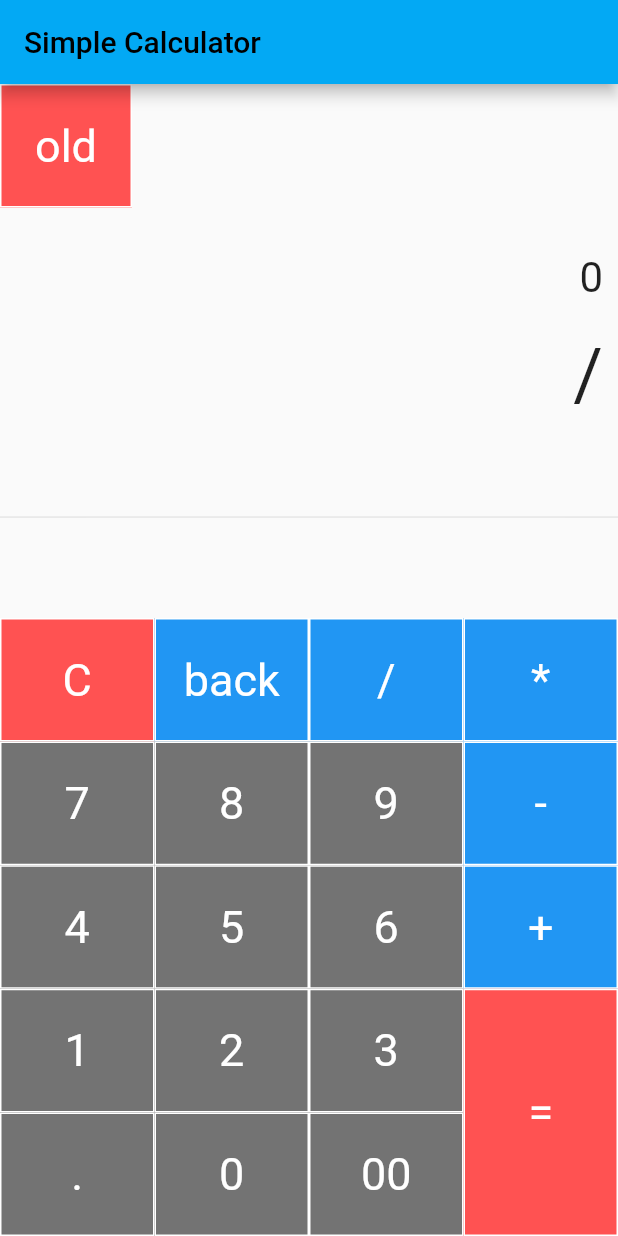
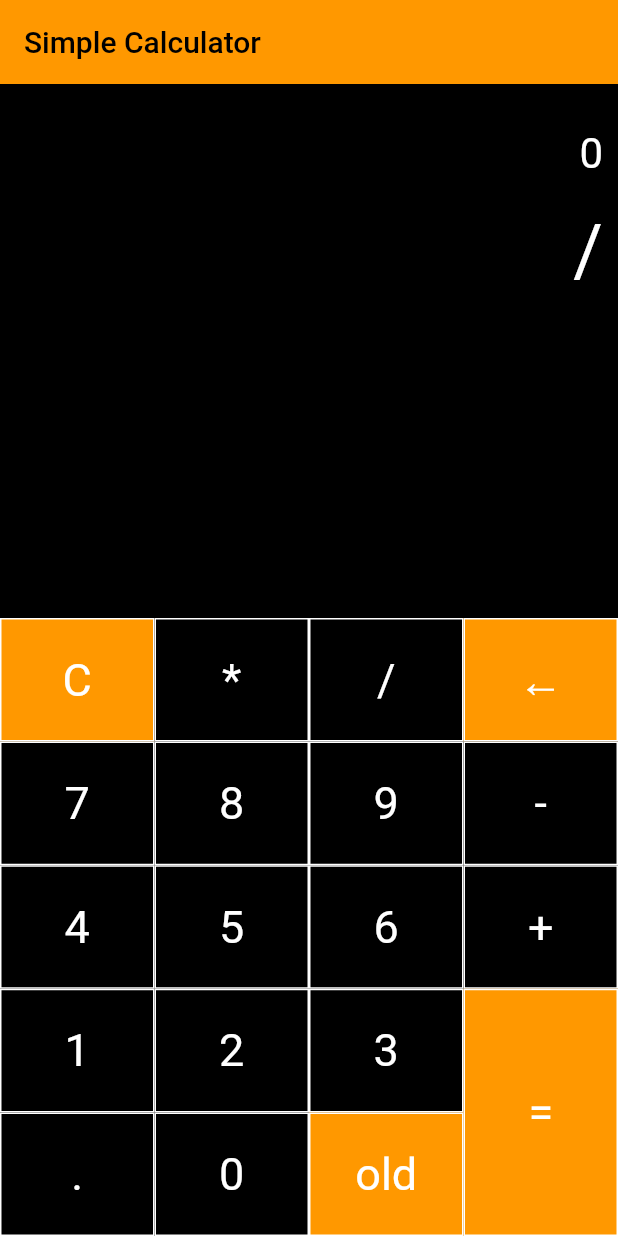
Before and after one commit to Happtomato/CalculatorApp, a Flutter app: the screen it shows after launch, after a tap on an icon or button, on a phone screen of 412 x 824 dp. Run offline on Flutter 3.47's test engine with Material 2 defaults, Android fonts, the phone set to English and light mode, and no system bars; our stand-ins replace math_expressions.

Commit message:
colors and bug fixes

```diff
--- a/lib/main.dart
+++ b/lib/main.dart
@@ -1,28 +1,40 @@
+/*******************************************************
+PROGRAM NAME - Calculator
+
+PROGRAMMER - Dominik Dierberger
+
+DATE - Started 25.01.2022
+*******************************************************/
+
 import 'package:flutter/material.dart';
 import 'package:math_expressions/math_expressions.dart';
 
+//starter Method
 void main(){
   runApp(Calculator());
 }
 
+//set homepage and theme for the calculator
 class Calculator extends StatelessWidget {
   @override
   Widget build(BuildContext context) {
     return MaterialApp(
       debugShowCheckedModeBanner: false,
       title: 'Calculator',
-      theme: ThemeData(primarySwatch: Colors.lightBlue),
+      theme: ThemeData(primarySwatch: Colors.orange, scaffoldBackgroundColor: Colors.black),
       home: SimpleCalculator(),
     );
   }
 }
 
+//this page will display the old equations and their results
 class OldEquations extends StatelessWidget {
   const OldEquations({Key? key}) : super(key: key);
 
   @override
   Widget build(BuildContext context) {
     return Scaffold(
+      backgroundColor: Colors.black,
       appBar: AppBar(
         title: const Text('Old Equations'),
       ),
@@ -30,7 +42,7 @@ class OldEquations extends StatelessWidget {
         child: Column(
           mainAxisAlignment: MainAxisAlignment.center,
           children: <Widget>[
-            for(var item in oldEquations ) Text(item)
+            for(var item in oldEquations ) Text(item,style: TextStyle(fontSize: 20,color: Colors.white),)
           ],
         ),
       ),
@@ -38,6 +50,8 @@ class OldEquations extends StatelessWidget {
   }
 }
 
+//this page will display an error if the user decides
+// to view the old equations page without any old equations Existing
 class ErrorPage extends StatelessWidget {
   const ErrorPage({Key? key}) : super(key: key);
 
@@ -45,24 +59,26 @@ class ErrorPage extends StatelessWidget {
   Widget build(BuildContext context) {
     return Scaffold(
       appBar: AppBar(
-        title: const Text('Old Equations'),
+        title: const Text('Error'),
       ),
-      body: Center(
+      body: const Center(
 
-        child: Text("There are no old Equations"),
+        child: Text("There are no old Equations",style: TextStyle(fontSize: 30,color: Colors.white),),
       ),
     );
   }
 }
 
-
+//this class will update the Simple calculator page
 class SimpleCalculator extends StatefulWidget {
   @override
   _SimpleCalculatorState createState() => _SimpleCalculatorState();
 }
 
+//this list holds all the old equations
 List<String> oldEquations = [];
 
+//this class will display the calculator page and control the button mechanic
 class _SimpleCalculatorState extends State<SimpleCalculator> {
 
   String equation = "0";
@@ -70,6 +86,7 @@ class _SimpleCalculatorState extends State<SimpleCalculator> {
   String expression = "";
   double equationFontSize = 38.0;
   double resultFontSize = 48.0;
+  Color fontColor = Colors.white;
 
   //function to update the number if a button is pressed
   buttonPressed(String buttonText){
@@ -82,7 +99,7 @@ class _SimpleCalculatorState extends State<SimpleCalculator> {
         resultFontSize = 48.0;
       }
       //backspace
-      else if(buttonText == "back"){
+      else if(buttonText == "←"){
         equationFontSize = 48.0;
         resultFontSize = 38.0;
         equation = equation.substring(0, equation.length - 1);
@@ -127,7 +144,7 @@ class _SimpleCalculatorState extends State<SimpleCalculator> {
             MaterialPageRoute(builder: (context) => const ErrorPage()),
           );
         }
-        else if(oldEquations.length >= 1){
+        else if(oldEquations.isNotEmpty){
           Navigator.push(
             context,
             MaterialPageRoute(builder: (context) => const OldEquations()),
@@ -154,17 +171,17 @@ class _SimpleCalculatorState extends State<SimpleCalculator> {
       child: FlatButton(
           shape: RoundedRectangleBorder(
               borderRadius: BorderRadius.circular(0.0),
-              side: BorderSide(
+              side: const BorderSide(
                   color: Colors.white,
                   width: 1,
                   style: BorderStyle.solid
               )
           ),
-          padding: EdgeInsets.all(16.0),
+          padding: const EdgeInsets.all(16.0),
           onPressed: () => buttonPressed(buttonText),
           child: Text(
             buttonText,
-            style: TextStyle(
+            style: const TextStyle(
                 fontSize: 30.0,
                 fontWeight: FontWeight.normal,
                 color: Colors.white
@@ -178,28 +195,23 @@ class _SimpleCalculatorState extends State<SimpleCalculator> {
   @override
   Widget build(BuildContext context) {
     return Scaffold(
-      appBar: AppBar(title: Text('Simple Calculator')),
+      appBar: AppBar(title: const Text('Simple Calculator')),
       body: Column(
         children: <Widget>[
-
-          Container(
-            alignment: Alignment.topLeft,
-            child: buildButton("old", 1, Colors.redAccent),
-          ),
-
           Container(
             alignment: Alignment.centerRight,
-            padding: EdgeInsets.fromLTRB(10, 30, 10, 0),
-            child: Text(result, style: TextStyle(fontSize: resultFontSize),),
+            padding: const EdgeInsets.fromLTRB(10, 30, 10, 0),
+            child: Text(result,
+              style: TextStyle(fontSize: resultFontSize,color: Colors.white),),
           ),
 
           Container(
             alignment: Alignment.topRight,
-            padding: EdgeInsets.fromLTRB(10, 20, 10, 0),
-            child: Text(equation, style: TextStyle(fontSize: equationFontSize),),
+            padding: const EdgeInsets.fromLTRB(10, 20, 10, 0),
+            child: Text(equation, style: TextStyle(fontSize: equationFontSize,color: Colors.white),),
           ),
 
-          Expanded(
+          const Expanded(
             child: Divider(),
           ),
 
@@ -213,9 +225,10 @@ class _SimpleCalculatorState extends State<SimpleCalculator> {
                   children: [
                     TableRow(
                         children: [
-                          buildButton("C", 1, Colors.redAccent),
-                          buildButton("back", 1, Colors.blue),
-                          buildButton("/", 1, Colors.blue),
+                          buildButton("C", 1, Colors.orange),
+                          buildButton("*", 1, Colors.black),
+                          buildButton("/", 1, Colors.black),
+
                         ]
                     ),
 
@@ -247,7 +260,7 @@ class _SimpleCalculatorState extends State<SimpleCalculator> {
                         children: [
                           buildButton(".", 1, Colors.black54),
                           buildButton("0", 1, Colors.black54),
-                          buildButton("00", 1, Colors.black54),
+                            buildButton("old", 1, Colors.orange),
                         ]
                     ),
                   ],
@@ -261,25 +274,25 @@ class _SimpleCalculatorState extends State<SimpleCalculator> {
                   children: [
                     TableRow(
                         children: [
-                          buildButton("*", 1, Colors.blue),
+                          buildButton("←", 1, Colors.orange),
                         ]
                     ),
 
                     TableRow(
                         children: [
-                          buildButton("-", 1, Colors.blue),
+                          buildButton("-", 1, Colors.black),
                         ]
                     ),
 
                     TableRow(
                         children: [
-                          buildButton("+", 1, Colors.blue),
+                          buildButton("+", 1, Colors.black),
                         ]
                     ),
 
                     TableRow(
                         children: [
-                          buildButton("=", 2, Colors.redAccent),
+                          buildButton("=", 2, Colors.orange),
                         ]
                     ),
                   ],
@@ -287,7 +300,6 @@ class _SimpleCalculatorState extends State<SimpleCalculator> {
               )
             ],
           ),
-
         ],
       ),
     );
```
